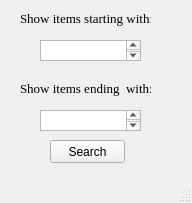
The window that filterWindow.ui (Rizwanabid-23/TripAdvisor-Scrapped-CS261F21PID20) describes before a commit, drawn with Qt 5.
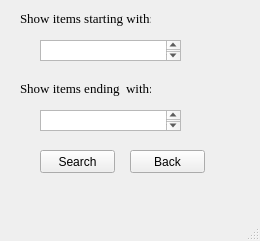
The same window after the commit.

```diff
--- a/filterWindow.ui
+++ b/filterWindow.ui
@@ -6,8 +6,8 @@
    <rect>
     <x>0</x>
     <y>0</y>
-    <width>192</width>
-    <height>203</height>
+    <width>260</width>
+    <height>241</height>
    </rect>
   </property>
   <property name="windowTitle">
@@ -61,7 +61,7 @@
      <rect>
       <x>40</x>
       <y>40</y>
-      <width>101</width>
+      <width>141</width>
       <height>21</height>
      </rect>
     </property>
@@ -71,7 +71,7 @@
      <rect>
       <x>40</x>
       <y>110</y>
-      <width>101</width>
+      <width>141</width>
       <height>21</height>
      </rect>
     </property>
@@ -79,8 +79,8 @@
    <widget class="QPushButton" name="pushButton">
     <property name="geometry">
      <rect>
-      <x>50</x>
-      <y>140</y>
+      <x>40</x>
+      <y>150</y>
       <width>75</width>
       <height>23</height>
      </rect>
@@ -89,6 +89,19 @@
      <string>Search</string>
     </property>
    </widget>
+   <widget class="QPushButton" name="pushButton_2">
+    <property name="geometry">
+     <rect>
+      <x>130</x>
+      <y>150</y>
+      <width>75</width>
+      <height>23</height>
+     </rect>
+    </property>
+    <property name="text">
+     <string>Back</string>
+    </property>
+   </widget>
   </widget>
   <widget class="QMenuBar" name="menubar">
    <property name="geometry">
```
Left out of the diff: 2 changed lines with no effect on the pictures.
